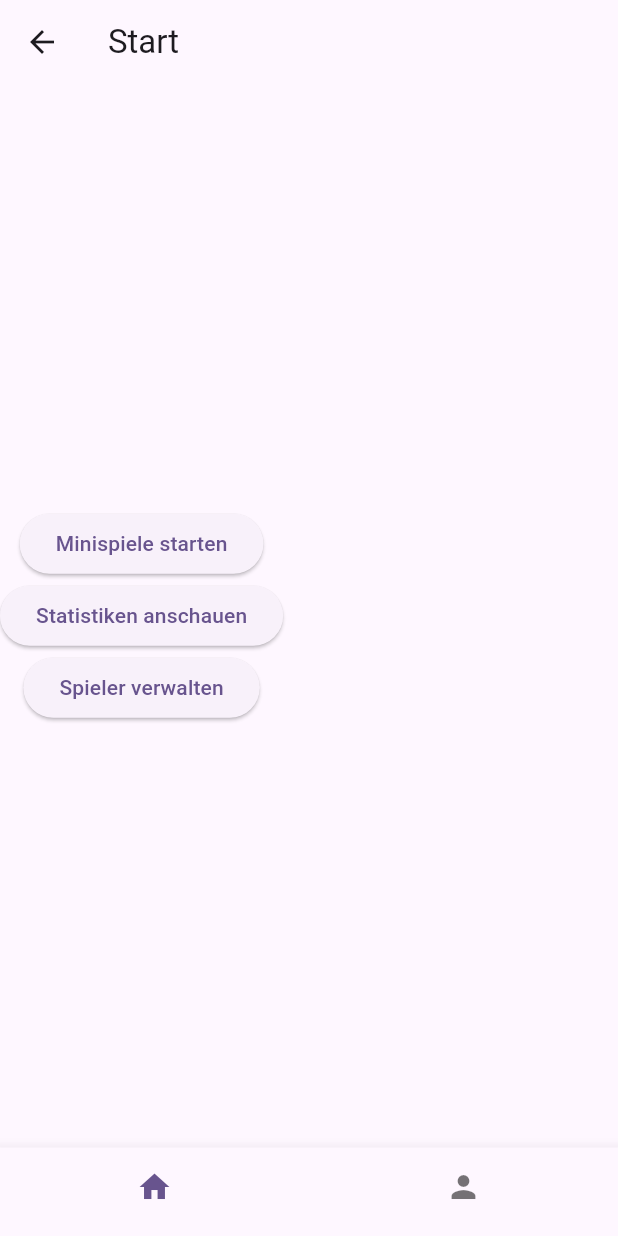
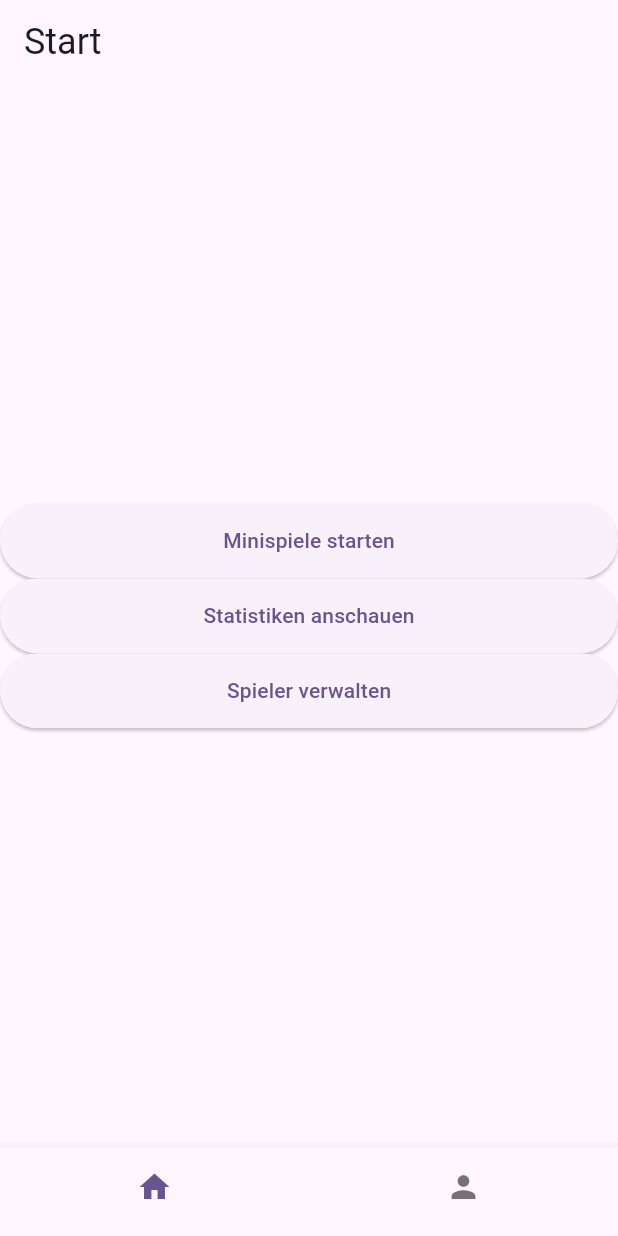
Before and after one commit to Simonlap/PinPongProgress, a Flutter app: the Start screen opened directly, after a tap on "Minispiele starten", on a phone screen of 412 x 824 dp. Run offline on Flutter 3.47's test engine with Material 2 defaults, Android fonts, the phone set to English and light mode, and no system bars.

Commit message:
look of start page

```diff
--- a/app/test_application/lib/start.dart
+++ b/app/test_application/lib/start.dart
@@ -1,52 +1,90 @@
 import 'package:flutter/material.dart';
+import 'package:test_application/bottomNavigationBar.dart';
+import 'package:test_application/customPageRouteBuilder.dart';
+import 'package:test_application/profile.dart';
 
 class Start extends StatelessWidget {
+  const Start({super.key});
+
   @override
   Widget build(BuildContext context) {
     return Scaffold(
       appBar: AppBar(
-          title: const Text('Start'),
+        automaticallyImplyLeading: false, // Remove the back button
+        title: const Text(
+          'Start',
+          style: TextStyle(fontSize: 24), // Adjust the font size here
         ),
-        body: Column(
+      ),
+      body: Stack(
+        children: [
+          Column(
             mainAxisAlignment: MainAxisAlignment.center,
             children: <Widget>[
-            ElevatedButton(
+              Row(
+                children: <Widget>[
+                  Expanded(
+                    child: ElevatedButton(
+                      style: ButtonStyle(
+                        minimumSize: MaterialStateProperty.all(
+                            const Size(0, 50)), // Set the button's height
+                      ),
                       onPressed: () {
                         // Navigate to the mini-game page
                       },
                       child: const Text('Minispiele starten'),
                     ),
-            ElevatedButton(
+                  ),
+                ],
+              ),
+              Row(
+                children: <Widget>[
+                  Expanded(
+                    child: ElevatedButton(
+                      style: ButtonStyle(
+                        minimumSize: MaterialStateProperty.all(
+                            const Size(0, 50)), // Set the button's height
+                      ),
                       onPressed: () {
                         // Navigate to the general stats page
                       },
                       child: const Text('Statistiken anschauen'),
                     ),
-            ElevatedButton(
+                  ),
+                ],
+              ),
+              Row(
+                children: <Widget>[
+                  Expanded(
+                    child: ElevatedButton(
+                      style: ButtonStyle(
+                        minimumSize: MaterialStateProperty.all(
+                            const Size(0, 50)), // Set the button's height
+                      ),
                       onPressed: () {
                         // Navigate to the edit players page
                       },
                       child: const Text('Spieler verwalten'),
                     ),
+                  ),
                 ],
               ),
-        bottomNavigationBar: BottomNavigationBar(
-          items: const <BottomNavigationBarItem>[
-            BottomNavigationBarItem(
-              icon: Icon(Icons.home),
-              label: '', // Empty string for no label
-            ),
-            BottomNavigationBarItem(
-              icon: Icon(Icons.person),
-              label: '', // Empty string for no label
+            ],
           ),
         ],
-          currentIndex: 0, // Index of the current tab (Start in this case)
+      ),
+      bottomNavigationBar: CustomBottomNavigationBar(
+        currentIndex: 0,
         onTap: (int index) {
-            // Handle tab changes here (e.g., navigate to the profile page)
+          if (index == 1) {
+            // Use PageRouteBuilder for custom page transition to the Profile page
+            Navigator.push(
+              context,
+              CustomPageRouteBuilder.slideInFromRight(const Profile()),
+            );
+          }
         },
-          showSelectedLabels: false, // Hide labels for selected tab
-          showUnselectedLabels: false, // Hide labels for unselected tabs
-        ));
+      ),
+    );
   }
 }
```
Lines whose indentation alone changed are shown as unchanged.
